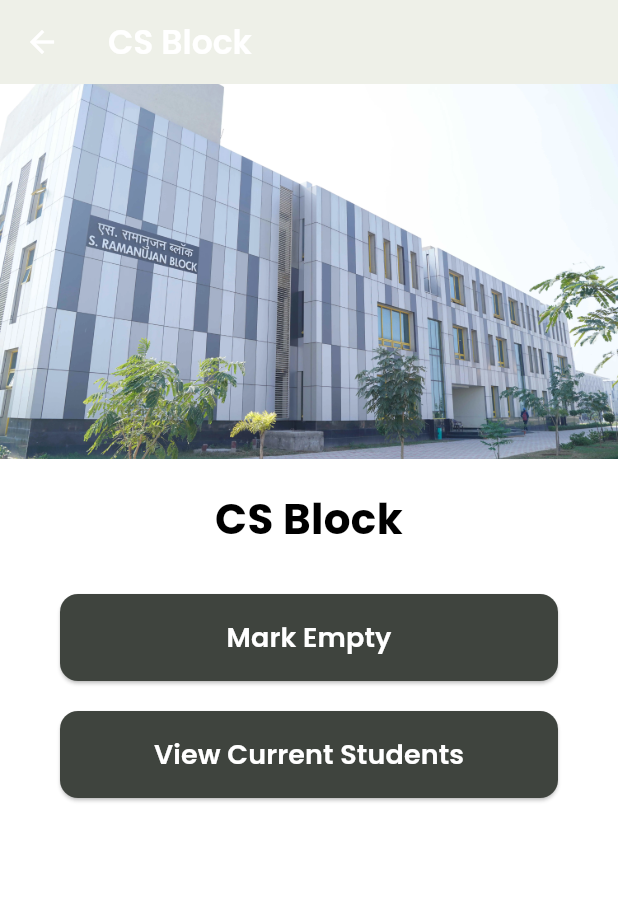
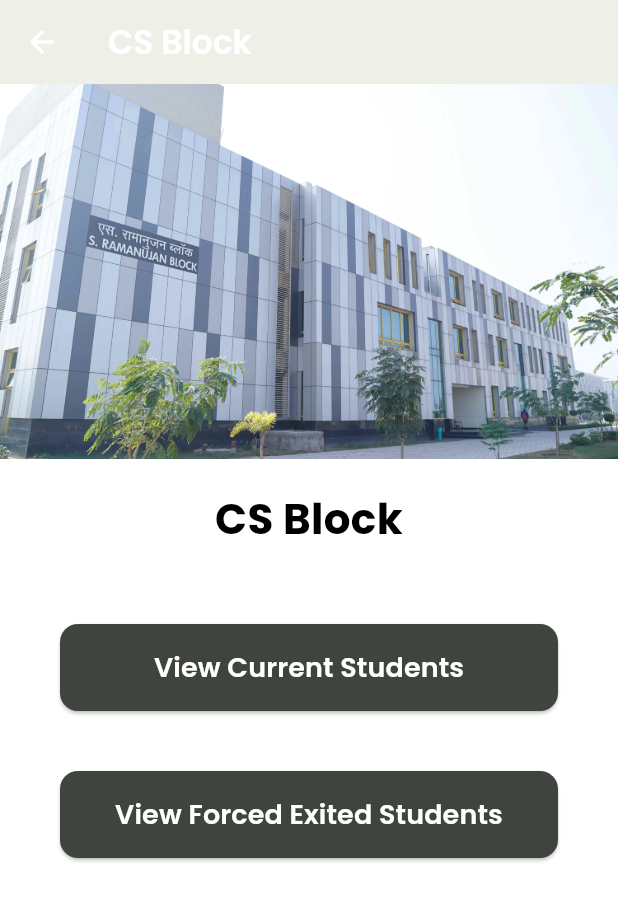
Before and after one commit to Vidushi1307/my-gate-app-flutter, a Flutter app: the AuthorityMain screen opened directly, after a tap on "CS Block", on a phone screen of 412 x 824 dp. Shown: the top 901 px of the screen. Run offline on Flutter 3.47's test engine with Material 3 defaults, Android fonts, the phone set to English and light mode, and no system bars; our stand-ins replace animated_theme_switcher, cloud_firestore, dropdown_search, file_picker, firebase_auth, fl_chart and 10 more; missing offline and left inert: cloud_firestore_web, firebase_auth_web, firebase_core_web, image_picker_for_web, mobile_scanner, shared_preferences_web; accounts and stored records are empty; network calls fail.

Commit message:
Authority modified

```diff
--- a/lib/screens/authorities/authority_main.dart
+++ b/lib/screens/authorities/authority_main.dart
@@ -19,7 +19,7 @@ import 'package:my_gate_app/screens/notificationPage/notification.dart';
 import 'package:my_gate_app/database/database_interface.dart';
 import 'package:my_gate_app/image_paths.dart' as image_paths;
 import 'package:my_gate_app/screens/profile2/utils/user_preferences.dart';
-import 'package:my_gate_app/screens/guard/location_detail_page.dart';
+import 'package:my_gate_app/screens/authorities/location_detail_authority.dart';
 import 'package:my_gate_app/screens/guard/utils/UI_statics.dart';
 
 class AuthorityMain extends StatefulWidget {
@@ -340,6 +340,8 @@ class _AuthorityMainState extends State<AuthorityMain> {
               PopupMenuDivider(),
               ...MenuItems.itemsThird.map(buildItem),
               PopupMenuDivider(),
+              ...MenuItems.itemsFourth.map(buildItem),
+              PopupMenuDivider(),
               ...MenuItems.itemsSecond.map(buildItem),
             ],
           )
@@ -384,47 +386,6 @@ class _AuthorityMainState extends State<AuthorityMain> {
                     ],
                   ),
                 ),
-                SizedBox(height: MediaQuery.of(context).size.width * 0.08),
-                Row(
-                  children: [
-                    SizedBox(
-                      width: MediaQuery.of(context).size.width * 0.05,
-                    ),
-                    MaterialButton(
-                      onPressed: () {
-                        generateQRButton();
-                      },
-                      padding: EdgeInsets.all(0.0),
-                      child: Ink(
-                        decoration: BoxDecoration(
-                          color: hexToColor(guardColors[2]),
-                          borderRadius: BorderRadius.circular(10.0),
-                        ),
-                        child: Container(
-                          constraints: BoxConstraints(
-                              maxWidth: MediaQuery.of(context).size.width * 0.9,
-                              minHeight: 70.0),
-                          alignment: Alignment.center,
-                          child: Row(
-                            mainAxisAlignment: MainAxisAlignment.center,
-                            children: [
-                              SizedBox(width: 12),
-                              Text(
-                                "Generate Exit QR",
-                                textAlign: TextAlign.center,
-                                style: TextStyle(
-                                    color: Colors.white,
-                                    fontWeight: FontWeight.bold,
-                                    fontSize: 20),
-                              ),
-                            ],
-                          ),
-                        ),
-                      ),
-                    ),
-                  ],
-                ),
-
                 SizedBox(height: 20),
 
                 // RaisedButton(onPressed: () {}, child: Text('Raise Ticket for Authorities'),), // your button beneath text
--- /dev/null
+++ b/lib/screens/authorities/location_detail_authority.dart
@@ -0,0 +1,196 @@
+import 'package:flutter/material.dart';
+import 'package:google_fonts/google_fonts.dart';
+import 'package:my_gate_app/screens/guard/utils/UI_statics.dart'; // Adjusted import path
+import 'package:my_gate_app/image_paths.dart' as image_paths;
+import 'package:my_gate_app/database/database_interface.dart';
+import 'package:my_gate_app/screens/guard/current_students_page.dart'; // Adjusted import path
+
+class LocationDetailPage extends StatelessWidget {
+  final String locationName;
+  final String? imagePath;
+
+  const LocationDetailPage({
+    Key? key,
+    required this.locationName,
+    this.imagePath,
+  }) : super(key: key);
+
+  @override
+  Widget build(BuildContext context) {
+    final String displayImagePath = imagePath ?? _getDefaultImage(locationName);
+
+    return Scaffold(
+      backgroundColor: Colors.white,
+      appBar: AppBar(
+        backgroundColor: hexToColor(guardColors[0]),
+        title: Text(
+          locationName,
+          style: GoogleFonts.poppins(
+            color: Colors.white,
+            fontWeight: FontWeight.w600,
+          ),
+        ),
+        iconTheme: const IconThemeData(color: Colors.white),
+      ),
+      body: Column(
+        crossAxisAlignment: CrossAxisAlignment.stretch,
+        children: [
+          // Location Image
+          Container(
+            height: 250,
+            decoration: BoxDecoration(
+              image: DecorationImage(
+                image: AssetImage(displayImagePath),
+                fit: BoxFit.cover,
+              ),
+            ),
+          ),
+          const SizedBox(height: 20),
+
+          // Location Name
+          Padding(
+            padding: const EdgeInsets.symmetric(horizontal: 16.0),
+            child: Text(
+              locationName,
+              style: GoogleFonts.poppins(
+                fontSize: 28,
+                fontWeight: FontWeight.bold,
+                color: Colors.black,
+              ),
+              textAlign: TextAlign.center,
+            ),
+          ),
+          const SizedBox(height: 30),
+
+
+          Padding(
+            padding:
+                const EdgeInsets.symmetric(horizontal: 40.0, vertical: 20.0),
+            child: ElevatedButton(
+              onPressed: () => _viewCurrentStudents(context),
+              style: ElevatedButton.styleFrom(
+                backgroundColor: hexToColor(guardColors[2]),
+                padding: const EdgeInsets.symmetric(vertical: 16),
+                shape: RoundedRectangleBorder(
+                  borderRadius: BorderRadius.circular(12),
+                ),
+              ),
+              child: Text(
+                "View Current Students",
+                style: GoogleFonts.poppins(
+                  fontSize: 18,
+                  fontWeight: FontWeight.w600,
+                  color: Colors.white,
+                ),
+              ),
+            ),
+          ),
+
+          if(locationName == "CS Block")
+            Padding(
+              padding:
+                  const EdgeInsets.symmetric(horizontal: 40.0, vertical: 20.0),
+              child: ElevatedButton(
+                onPressed: () => print("View Forced Exited Students"),
+                style: ElevatedButton.styleFrom(
+                  backgroundColor: hexToColor(guardColors[2]),
+                  padding: const EdgeInsets.symmetric(vertical: 16, horizontal: 24),
+                  shape: RoundedRectangleBorder(
+                    borderRadius: BorderRadius.circular(12),
+                  ),
+                 ),
+                child: Text(
+                  "View Forced Exited Students",
+                  style: GoogleFonts.poppins(
+                    fontSize: 18,
+                    fontWeight: FontWeight.w600,
+                    color: Colors.white,
+                  ),
+                  textAlign: TextAlign.center,
+                ),
+              ),
+            ),
+        ],
+      ),
+    );
+  }
+
+  String _getDefaultImage(String location) {
+    switch (location) {
+      case "CS Block":
+        return image_paths.cs_block;
+      case "Lab 101":
+        return image_paths.cs_lab;
+      case "Lab 102":
+        return image_paths.research_lab;
+      case "Lab 202":
+        return image_paths.lecture_room;
+      case "Lab 203":
+        return image_paths.conference_room;
+      default:
+        return image_paths.cs_block;
+    }
+  }
+
+  void _markLocationAsEmpty(BuildContext context) async {
+    final confirmed = await showDialog<bool>(
+      context: context,
+      builder: (BuildContext context) {
+        return AlertDialog(
+          title: Text(
+            "Confirm",
+            style: GoogleFonts.poppins(color: Colors.red),
+          ),
+          content: Text(
+            "Mark $locationName as empty?",
+            style: GoogleFonts.poppins(),
+          ),
+          actions: <Widget>[
+            TextButton(
+              onPressed: () => Navigator.pop(context, false),
+              child: Text("Cancel"),
+            ),
+            TextButton(
+              onPressed: () => Navigator.pop(context, true),
+              child: Text(
+                "Confirm",
+                style: GoogleFonts.poppins(color: Colors.green),
+              ),
+            ),
+          ],
+        );
+      },
+    );
+
+    if (confirmed == true) {
+      final success = await databaseInterface.markLocationEmpty(locationName);
+
+      ScaffoldMessenger.of(context).showSnackBar(
+        SnackBar(
+          content: Text(
+            success
+                ? "$locationName marked as empty"
+                : "Failed to mark location",
+            style: GoogleFonts.poppins(color: Colors.white),
+          ),
+          backgroundColor: success ? hexToColor(guardColors[2]) : Colors.red,
+        ),
+      );
+    }
+  }
+
+  void _viewCurrentStudents(BuildContext context) async {
+    final students = await databaseInterface.getCurrentStudents(locationName);
+    print(locationName);
+    print(students);
+    Navigator.push(
+      context,
+      MaterialPageRoute(
+        builder: (context) => CurrentStudentsPage(
+          locationName: locationName,
+          students: students,
+        ),
+      ),
+    );
+  }
+}
```
Also changed, not shown: lib/auth/authform.dart (+6 -6 lines), lib/auth/signup.dart (deleted, +0 -290 lines), lib/screens/profile2/utils/menu_items.dart (+7 -0 lines), 4 other files.
